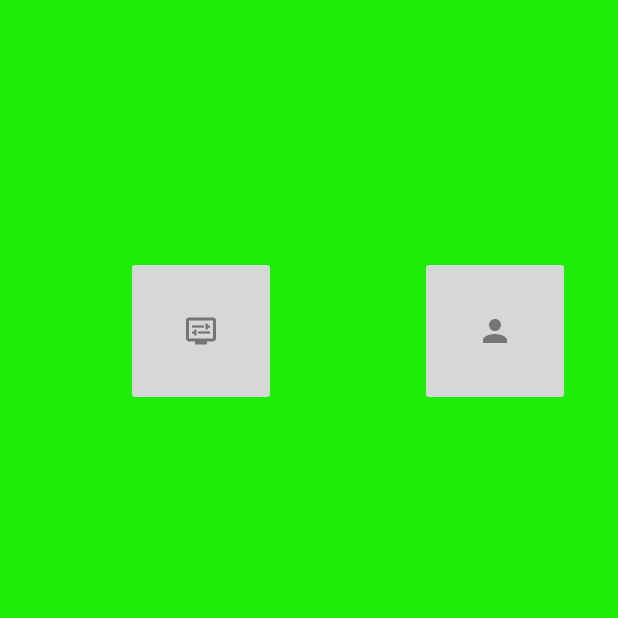
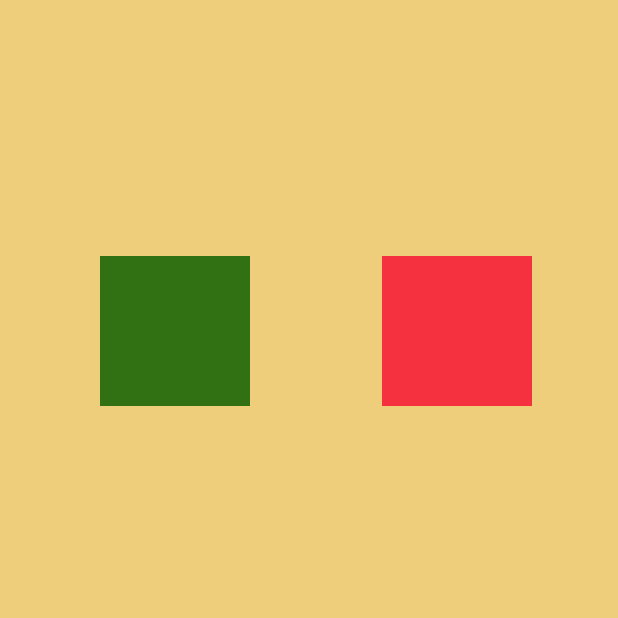
Before and after one commit to MathewAnderson6706/Smart-Library-Study-Room-Management-and-Comfort-System, an Android app: the screen it shows after launch (MainActivity), in the side drawer, after a tap on "Building C", on a phone screen of 412 x 824 dp, the top half of it. Run offline under Robolectric (Android 15) with nearby library versions, the phone set to English and light mode, and no system bars.

Commit message:
Change to red/green images

```diff
--- a/TbdModule/src/main/res/layout/fragment_third.xml
+++ b/TbdModule/src/main/res/layout/fragment_third.xml
@@ -13,20 +13,20 @@ Section RCB
     xmlns:tools="http://schemas.android.com/tools"
     android:layout_width="match_parent"
     android:layout_height="match_parent"
-    android:background="@color/green"
+    android:background="@color/baige"
     tools:context=".MainActivity">
 
     <ImageButton
         android:id="@+id/room1"
         android:layout_width="100dp"
         android:layout_height="100dp"
-        android:layout_marginStart="48dp"
+        android:layout_marginStart="40dp"
         android:layout_marginTop="124dp"
-        android:layout_marginEnd="56dp"
+        android:layout_marginEnd="98dp"
         android:layout_marginBottom="507dp"
         android:clickable="false"
         android:contentDescription="Room 1"
-        android:src="@drawable/person"
+        android:src="@drawable/red"
         app:layout_constraintBottom_toBottomOf="parent"
         app:layout_constraintEnd_toEndOf="parent"
         app:layout_constraintStart_toEndOf="@+id/room2"
@@ -41,7 +41,7 @@ Section RCB
         android:layout_marginEnd="48dp"
         android:layout_marginBottom="507dp"
         android:contentDescription="Room 2"
-        android:src="@drawable/settings"
+        android:src="@drawable/green"
         app:layout_constraintBottom_toBottomOf="parent"
         app:layout_constraintEnd_toStartOf="@+id/room1"
         app:layout_constraintStart_toStartOf="parent"
```
Also changed, not shown: TbdModule/src/main/res/layout/fragment_fourth.xml (+4 -4 lines), TbdModule/src/main/res/layout/fragment_home.xml (+4 -4 lines), TbdModule/src/main/res/layout/fragment_second.xml (+4 -4 lines), TbdModule/src/main/res/drawable-hdpi/green.png (added), TbdModule/src/main/res/drawable-hdpi/red.png (added), TbdModule/src/main/res/drawable-mdpi/green.png (added), TbdModule/src/main/res/drawable-mdpi/red.png (added), TbdModule/src/main/res/drawable-xhdpi/green.png (added), TbdModule/src/main/res/drawable-xhdpi/red.png (added), TbdModule/src/main/res/drawable-xxhdpi/green.png (added), TbdModule/src/main/res/drawable-xxhdpi/red.png (added).
